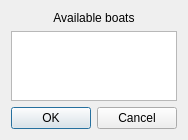
First picture: the form in src/Ui/DialogChooseMultipleBoat.ui, repository nohal/qtVlm, before the edit.
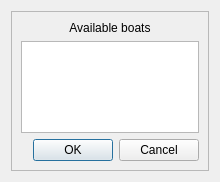
Second picture: the form after the edit.

What changed in the file:
```diff
--- a/src/Ui/DialogChooseMultipleBoat.ui
+++ b/src/Ui/DialogChooseMultipleBoat.ui
@@ -6,8 +6,8 @@
    <rect>
     <x>0</x>
     <y>0</y>
-    <width>179</width>
-    <height>131</height>
+    <width>220</width>
+    <height>182</height>
    </rect>
   </property>
   <property name="windowTitle">
@@ -15,6 +15,21 @@
   </property>
   <layout class="QVBoxLayout" name="verticalLayout">
    <item>
+    <widget class="QScrollArea" name="scrollArea">
+     <property name="widgetResizable">
+      <bool>true</bool>
+     </property>
+     <widget class="QWidget" name="scrollAreaWidgetContents">
+      <property name="geometry">
+       <rect>
+        <x>0</x>
+        <y>0</y>
+        <width>200</width>
+        <height>162</height>
+       </rect>
+      </property>
+      <layout class="QVBoxLayout" name="verticalLayout_2">
+       <item>
     <widget class="QLabel" name="label">
      <property name="text">
       <string>Available boats</string>
@@ -45,6 +60,10 @@
      <property name="standardButtons">
       <set>QDialogButtonBox::Cancel|QDialogButtonBox::Ok</set>
      </property>
+        </widget>
+       </item>
+      </layout>
+     </widget>
     </widget>
    </item>
   </layout>
```
Lines whose indentation alone changed are shown as unchanged.
